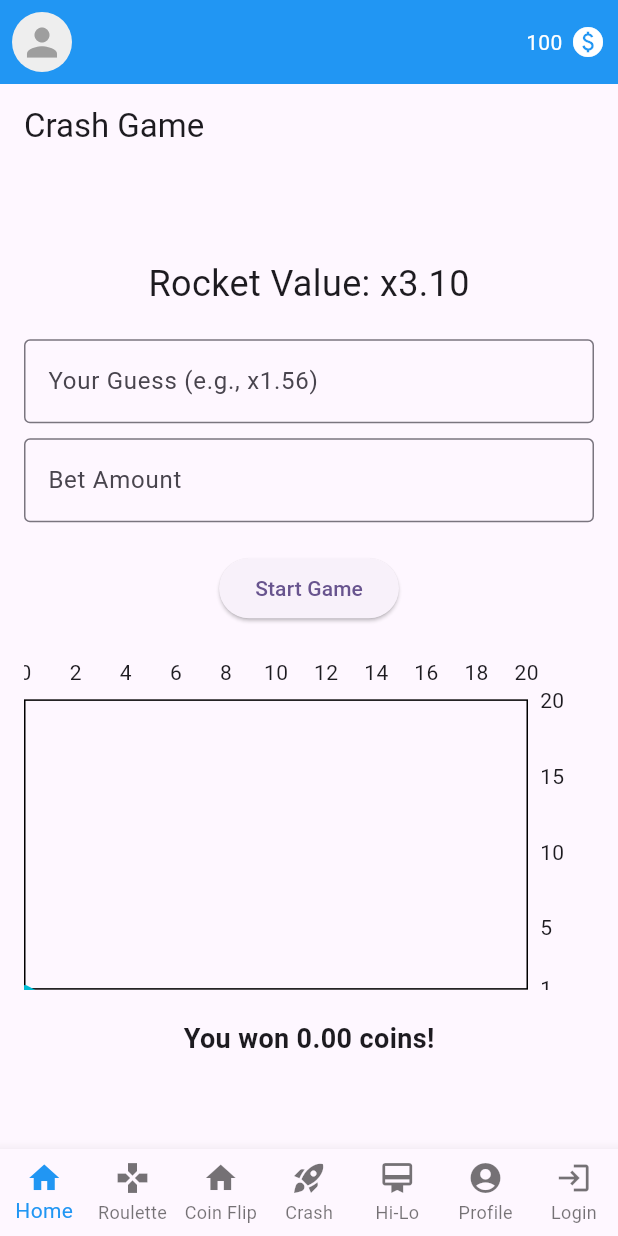
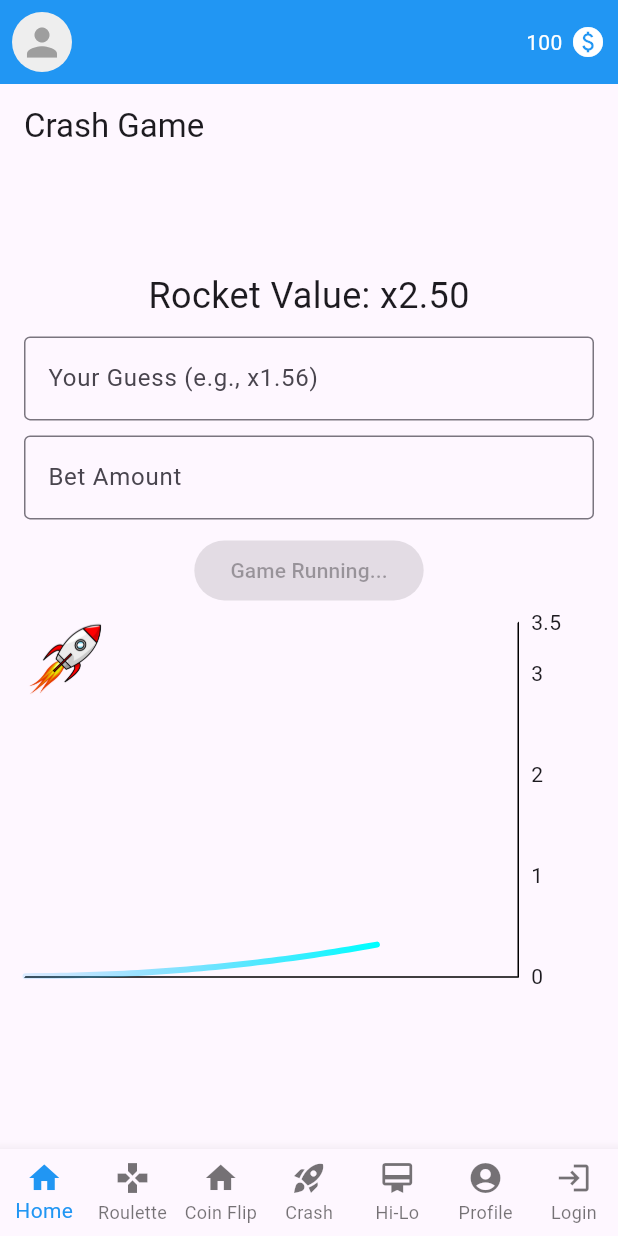
Before and after one commit to xedom/hsma_cpd_project, a Flutter app: the GameCrashPage screen opened by its route, after a tap on "Start Game", after a tap on "100", on a phone screen of 412 x 824 dp. Run offline on Flutter 3.47's test engine with Material 3 defaults, Android fonts, the phone set to English and light mode, and no system bars; drawn by our look-alikes of fl_chart; our stand-ins replace go_router; network calls fail.

Commit message:
update crash game

```diff
--- a/lib/screens/game_crash.dart
+++ b/lib/screens/game_crash.dart
@@ -14,29 +14,31 @@ class GameCrashPage extends StatefulWidget {
 class _GameCrashPageState extends State<GameCrashPage> {
   final TextEditingController _guessController = TextEditingController();
   final TextEditingController _betController = TextEditingController();
-  double _rocketValue = 1.0;
+  double _rocketValue = 0;
   bool _gameRunning = false;
   Timer? _timer;
   double _stopValue = 0;
   String _message = '';
   List<FlSpot> _rocketPath = [const FlSpot(0, 1)];
+  double _guess = 0;
+  double _bet = 0;
 
   void _startGame() {
     setState(() {
-      _rocketValue = 1.0;
+      _rocketValue = 0;
+      _rocketPath = [const FlSpot(0, 0)];
       _gameRunning = true;
-      _stopValue = 1.0 +
-          Random().nextDouble() *
-              19.0; // Random stop value between 1.0 and 20.0
+      _stopValue = 1.0 + Random().nextDouble() * 19.0;
       _message = '';
-      _rocketPath = [const FlSpot(0, 1)];
+      _guess = double.tryParse(_guessController.text) ?? 0;
+      _bet = double.tryParse(_betController.text) ?? 0;
     });
 
     _timer = Timer.periodic(const Duration(milliseconds: 100), (timer) {
       setState(() {
         _rocketValue += 0.1;
-        _rocketPath.add(FlSpot(_rocketValue,
-            _rocketValue * _rocketValue * 0.05)); // Apply curve effect
+        _rocketPath
+            .add(FlSpot(_rocketValue, _rocketValue * _rocketValue * 0.05));
         if (_rocketValue >= _stopValue) {
           _timer?.cancel();
           _gameRunning = false;
@@ -47,17 +49,14 @@ class _GameCrashPageState extends State<GameCrashPage> {
   }
 
   void _checkResult() {
-    double guess = double.tryParse(_guessController.text) ?? 0;
-    double bet = double.tryParse(_betController.text) ?? 0;
-
-    if (_rocketValue >= guess) {
-      double winnings = bet * guess;
+    if (_rocketValue >= _guess) {
+      double winnings = _bet * _guess;
       setState(() {
         _message = 'You won ${winnings.toStringAsFixed(2)} coins!';
       });
     } else {
       setState(() {
-        _message = 'You lost ${bet.toStringAsFixed(2)} coins!';
+        _message = 'You lost ${_bet.toStringAsFixed(2)} coins!';
       });
     }
   }
@@ -73,9 +72,7 @@ class _GameCrashPageState extends State<GameCrashPage> {
   @override
   Widget build(BuildContext context) {
     return Scaffold(
-      appBar: AppBar(
-        title: const Text('Crash Game'),
-      ),
+      appBar: AppBar(title: const Text('Crash Game')),
       body: Padding(
         padding: const EdgeInsets.all(16.0),
         child: Column(
@@ -85,7 +82,7 @@ class _GameCrashPageState extends State<GameCrashPage> {
               'Rocket Value: x${_rocketValue.toStringAsFixed(2)}',
               style: const TextStyle(fontSize: 24),
             ),
-            const SizedBox(height: 20),
+            const SizedBox(height: 10),
             TextField(
               controller: _guessController,
               decoration: const InputDecoration(
@@ -105,7 +102,7 @@ class _GameCrashPageState extends State<GameCrashPage> {
               keyboardType:
                   const TextInputType.numberWithOptions(decimal: true),
             ),
-            const SizedBox(height: 20),
+            const SizedBox(height: 10),
             _gameRunning
                 ? const ElevatedButton(
                     onPressed: null,
@@ -115,35 +112,55 @@ class _GameCrashPageState extends State<GameCrashPage> {
                     onPressed: _startGame,
                     child: const Text('Start Game'),
                   ),
-            const SizedBox(height: 20),
+            const SizedBox(height: 10),
             Stack(
               children: [
                 AspectRatio(
-                  aspectRatio: 1.7,
+                  aspectRatio: 1.6,
                   child: LineChart(
                     LineChartData(
                       minX: 0,
-                      maxX: 20,
-                      minY: 1,
-                      maxY: 20,
+                      maxX: _rocketValue + 1,
+                      minY: 0,
+                      maxY: _rocketValue + 1,
                       lineBarsData: [
                         LineChartBarData(
                           spots: _rocketPath,
                           isCurved: true,
-                          // colors: [Colors.green],
+                          color: const Color.fromARGB(255, 0, 255, 191),
                           barWidth: 4,
                           isStrokeCapRound: true,
+                          gradient: const LinearGradient(
+                            colors: [
+                              Color.fromARGB(40, 30, 170, 255),
+                              Color.fromARGB(255, 0, 255, 255),
+                            ],
+                          ),
                           dotData: const FlDotData(show: false),
                           belowBarData: BarAreaData(show: false),
                         ),
                       ],
                       titlesData: const FlTitlesData(
                         leftTitles: AxisTitles(),
+                        topTitles: AxisTitles(),
                         bottomTitles: AxisTitles(),
+                        rightTitles: AxisTitles(
+                          axisNameSize: 1,
+                          sideTitles: SideTitles(
+                            showTitles: true,
+                            interval: 1,
+                            reservedSize: 50,
+                          ),
+                        ),
                       ),
                       borderData: FlBorderData(
                         show: true,
-                        border: Border.all(color: Colors.black),
+                        border: const Border(
+                          bottom: BorderSide(color: Colors.black, width: 1),
+                          right: BorderSide(color: Colors.black, width: 1),
+                          left: BorderSide(color: Colors.transparent),
+                          top: BorderSide(color: Colors.transparent),
+                        ),
                       ),
                       gridData: const FlGridData(show: false),
                     ),
@@ -151,14 +168,17 @@ class _GameCrashPageState extends State<GameCrashPage> {
                 ),
                 if (_rocketPath.isNotEmpty)
                   Positioned(
-                    left: (_rocketPath.last.x / 35) *
-                        MediaQuery.of(context).size.width,
-                    top: (1 - _rocketPath.last.y / 15) *
-                        (MediaQuery.of(context).size.height / 2.1),
+                    // left: (_rocketPath.last.x / 35) *
+                    //     MediaQuery.of(context).size.width,
+                    // top: (1 - _rocketPath.last.y / 15) *
+                    //     (MediaQuery.of(context).size.height / 2.1),
+
+                    left: _rocketPath.last.x,
+                    top: _rocketPath.last.y,
                     child: Image.asset(
                       'assets/rocket.png',
-                      width: 5,
-                      height: 5,
+                      width: 50,
+                      height: 50,
                     ),
                   ),
               ],
```
